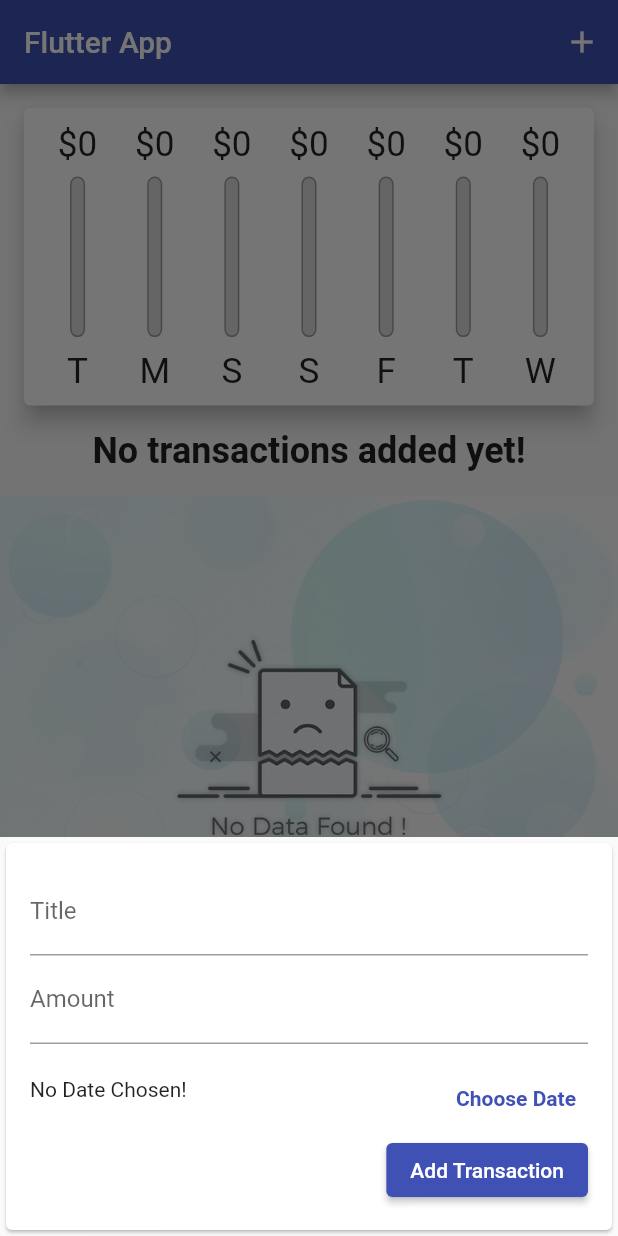
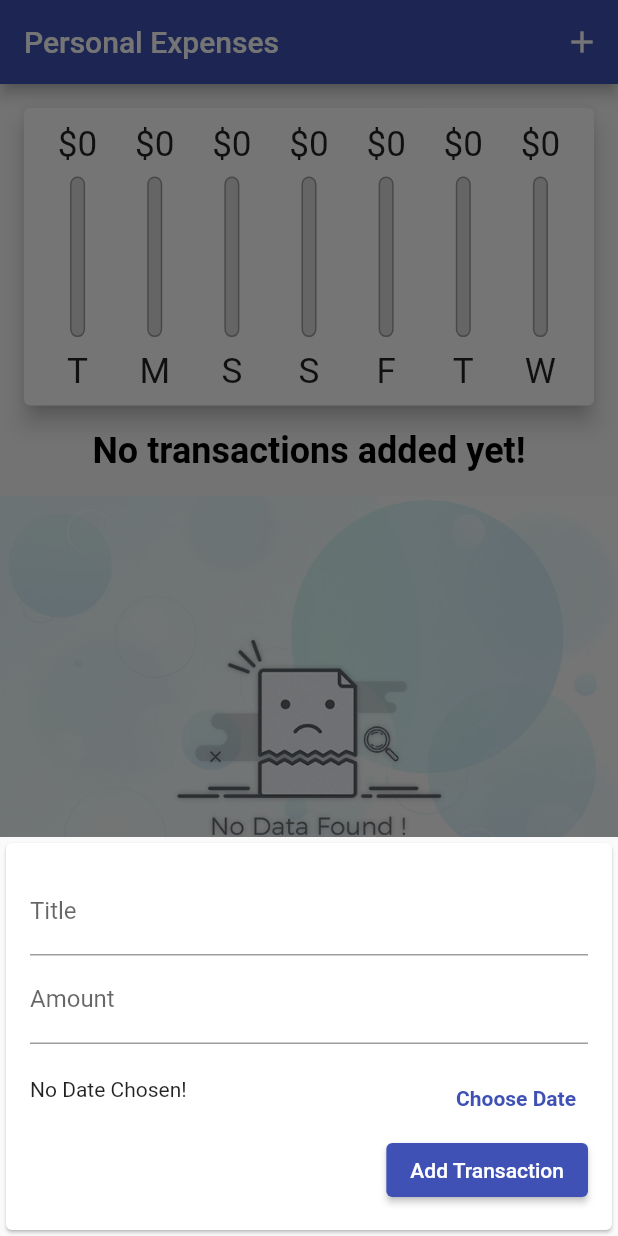
Before and after one commit to huseyintemel/flutterexamples, a Flutter app: the screen it shows after launch, after a tap on the "add" icon, on a phone screen of 412 x 824 dp. Run offline on Flutter 3.47's test engine with Material 2 defaults, Android fonts, the phone set to English and light mode, and no system bars.

Commit message:
Added iOS styles with Cupertino

```diff
--- a/lib/main.dart
+++ b/lib/main.dart
@@ -62,7 +62,11 @@ class MyAppState extends State<MyApp> {
 }
 */
 
+import 'dart:io';
+
+import 'package:flutter/cupertino.dart';
 import 'package:flutter/material.dart';
+
 import './widgets/new_transaction.dart';
 import './models/transaction.dart';
 import './widgets/transaction_list.dart';
@@ -76,9 +80,12 @@ class MyApp extends StatelessWidget {
   @override
   Widget build(BuildContext context) {
     return MaterialApp(
-      title: 'Flutter App',
+      title: 'Personal Expenses',
       theme: ThemeData(
         primarySwatch:Colors.indigo,
+        textTheme: const TextTheme(
+          headline1: TextStyle(fontSize: 24, fontWeight: FontWeight.bold,color: Colors.black),
+        ),
       ),
       home: MyHomePage(),
     );
@@ -150,22 +157,34 @@ class MyHomePageState extends State<MyHomePage> {
   Widget build(BuildContext context) {
     final mediaQuery = MediaQuery.of(context);
     final isLandscape = mediaQuery.orientation == Orientation.landscape;
-    final appBar = AppBar(
-        title: const Text('Flutter App'),
+    final dynamic appBar = Platform.isIOS ?
+    CupertinoNavigationBar(
+      middle: const Text('Personal Expenses'),
+      trailing: Row(
+        mainAxisSize: MainAxisSize.min,
+        children: <Widget>[
+        GestureDetector(
+          child: const Icon(CupertinoIcons.add),
+          onTap: () => showAddNewTransaction(context),
+        )
+      ],) ,
+    )
+    : AppBar(
+        title: const Text('Personal Expenses'),
         actions: <Widget>[
           IconButton(icon: Icon(Icons.add),onPressed:()=>showAddNewTransaction(context),)
         ],
     );
-    return Scaffold(
-      appBar: appBar,
-      body: SingleChildScrollView(
+    final appBody =
+    SafeArea(child :
+      SingleChildScrollView(
         child: Column(
           children: <Widget>[
             if(isLandscape) Row(
               mainAxisAlignment: MainAxisAlignment.center,
               children: <Widget>[
-              const Text('Show Chart'),
-              Switch(value: showChart, onChanged: (val){
+              Text('Show Chart',style: Theme.of(context).textTheme.headline1),
+              Switch.adaptive(value: showChart, onChanged: (val){
                 setState(() {
                   showChart = val;
                 });
@@ -189,8 +208,12 @@ class MyHomePageState extends State<MyHomePage> {
             ),
           ],
         ),
-      ),
-      floatingActionButton: FloatingActionButton(child: Icon(Icons.add),onPressed:()=>showAddNewTransaction(context),),
+      )
+    );
+    return Platform.isIOS ? CupertinoPageScaffold(child: appBody,navigationBar: appBar,)  : Scaffold(
+      appBar: appBar,
+      body: appBody,
+      floatingActionButton: Platform.isIOS ? Container() : FloatingActionButton(child: Icon(Icons.add),onPressed:()=>showAddNewTransaction(context),),
       floatingActionButtonLocation: FloatingActionButtonLocation.centerFloat,
     );
   }
--- a/lib/widgets/new_transaction.dart
+++ b/lib/widgets/new_transaction.dart
@@ -1,3 +1,6 @@
+import 'dart:io';
+
+import 'package:flutter/cupertino.dart';
 import 'package:flutter/material.dart';
 import 'package:intl/intl.dart';
 
@@ -63,7 +66,12 @@ class _NewTransactionState extends State<NewTransaction> {
                 Expanded(child: Text(selectedDate == null ? 'No Date Chosen!' : 'Picked Date: ${DateFormat.yMd().format(selectedDate!)}',),),
                 Padding(
                   padding: const EdgeInsets.only(top: 12),
-                  child: TextButton(
+                  child: Platform.isIOS ?
+                  CupertinoButton(
+                    child: const Text('Choose Date',style: TextStyle(fontWeight: FontWeight.bold),),
+                    onPressed: showDateChooser
+                  )
+                  : TextButton(
                     style: TextButton.styleFrom(
                       textStyle: const TextStyle(fontWeight: FontWeight.bold),
                     ),
--- a/lib/widgets/transaction_list.dart
+++ b/lib/widgets/transaction_list.dart
@@ -15,7 +15,7 @@ class TransactionList extends StatelessWidget {
       ? LayoutBuilder(builder: (ctx,constraints){
         return Column(
         children: <Widget>[
-          const Text('No transactions added yet!',style: TextStyle(fontSize: 24,fontWeight:FontWeight.bold),),
+          Text('No transactions added yet!',style: Theme.of(context).textTheme.headline1,),
           Container(
             height: constraints.maxHeight * 0.6,
             width: constraints.maxWidth,
```
